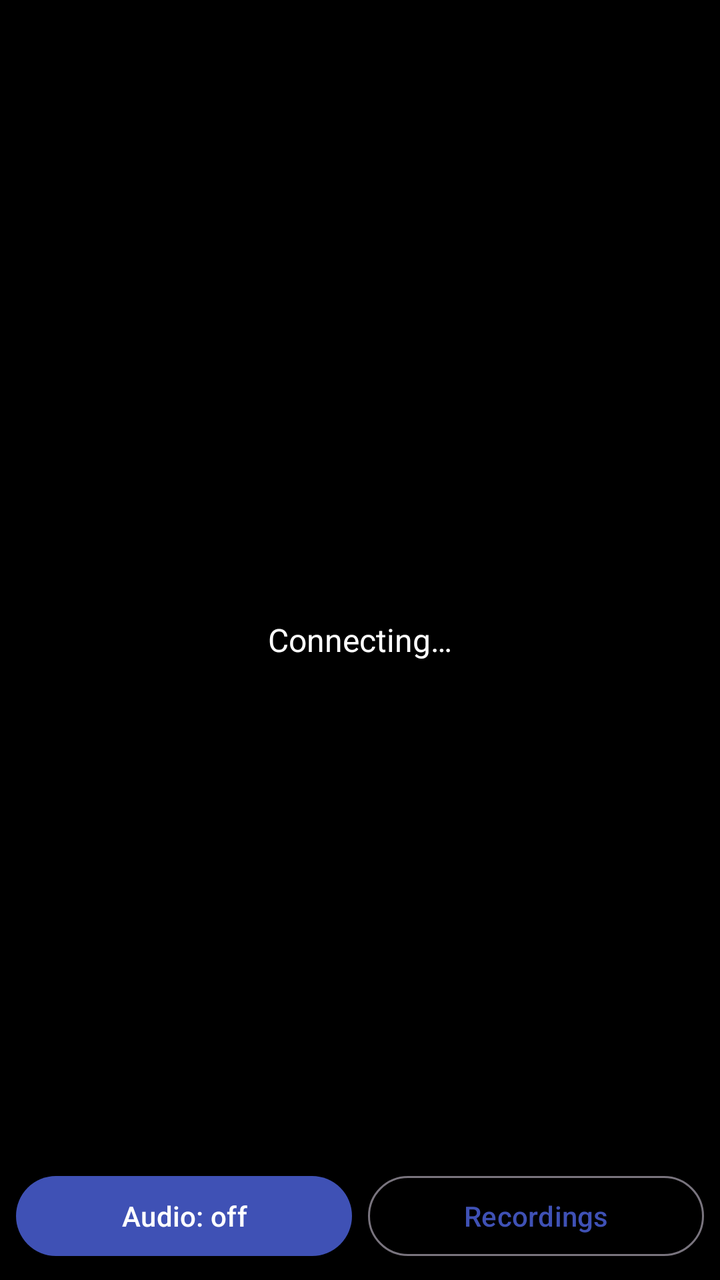
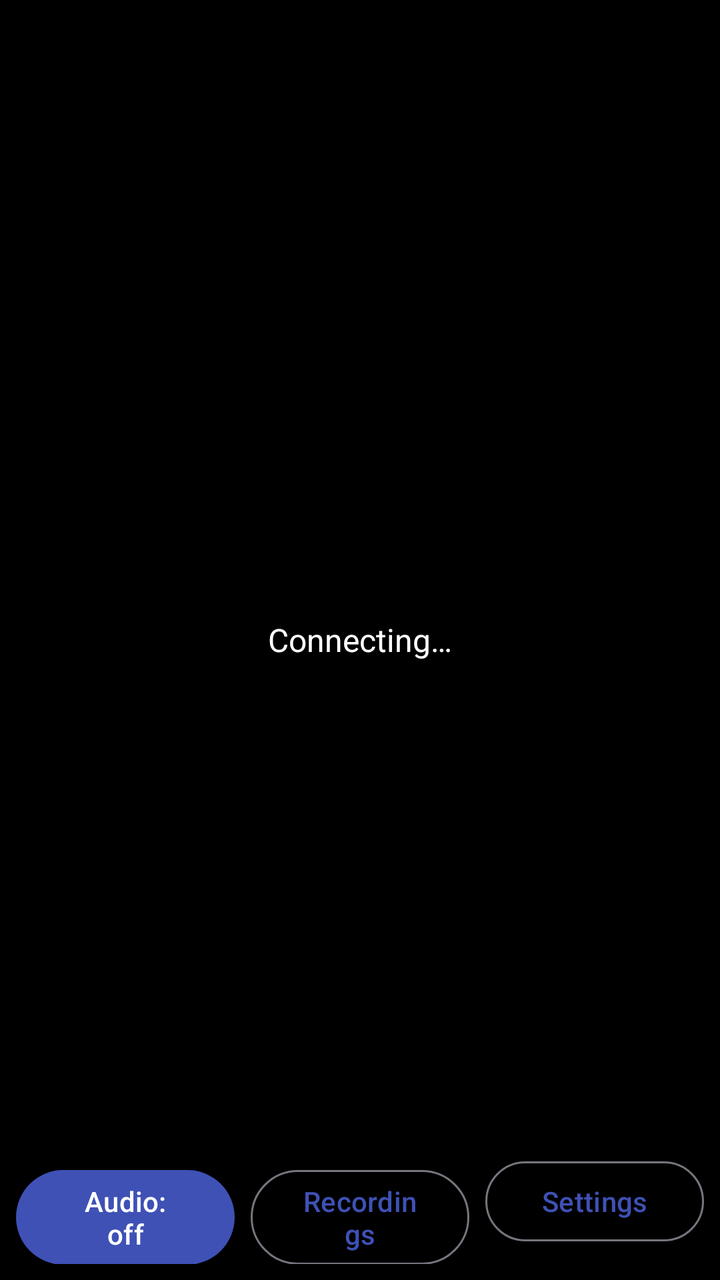

Compare the two renders of this Android layout. The source of the first and the diff that turns it into the second are given below.
<!-- AndroidManifest.xml: application theme Theme.HomeCamViewer -->
<!-- res/layout/activity_viewer.xml -->
<?xml version="1.0" encoding="utf-8"?>
<FrameLayout xmlns:android="http://schemas.android.com/apk/res/android"
    android:layout_width="match_parent"
    android:layout_height="match_parent"
    android:background="#000000">

    <ImageView
        android:id="@+id/image"
        android:layout_width="match_parent"
        android:layout_height="match_parent"
        android:contentDescription="@string/app_name"
        android:scaleType="fitCenter" />

    <TextView
        android:id="@+id/status"
        android:layout_width="wrap_content"
        android:layout_height="wrap_content"
        android:layout_gravity="center"
        android:gravity="center"
        android:padding="16dp"
        android:text="@string/connecting"
        android:textColor="#FFFFFF"
        android:textSize="16sp" />

    <LinearLayout
        android:layout_width="match_parent"
        android:layout_height="wrap_content"
        android:layout_gravity="bottom"
        android:background="#66000000"
        android:orientation="horizontal"
        android:padding="8dp">

        <Button
            android:id="@+id/audioBtn"
            android:layout_width="0dp"
            android:layout_height="wrap_content"
            android:layout_marginEnd="8dp"
            android:layout_weight="1"
            android:text="@string/audio_off" />

        <Button
            android:id="@+id/recordingsBtn"
            style="@style/Widget.Material3.Button.OutlinedButton"
            android:layout_width="0dp"
            android:layout_height="wrap_content"
            android:layout_weight="1"
            android:text="@string/recordings" />
    </LinearLayout>
</FrameLayout>
<!-- resources referenced by this layout -->
<resources>
  <string name="app_name">HomeCam Viewer</string>
  <string name="audio_off">Audio: off</string>
  <string name="connecting">Connecting…</string>
  <string name="recordings">Recordings</string>
  <style name="Theme.HomeCamViewer" parent="Theme.Material3.DayNight.NoActionBar">
          <item name="colorPrimary">@color/indigo</item>
          <item name="colorPrimaryContainer">@color/indigo_light</item>
          <item name="android:statusBarColor" tools:targetApi="l">@color/indigo</item>
      </style>
  <color name="indigo">#3F51B5</color>
  <color name="indigo_light">#7986CB</color>
</resources>

<!-- the commit's change to res/layout/activity_viewer.xml (unified diff, before → after) -->
@@ -22,6 +22,23 @@
         android:textColor="#FFFFFF"
         android:textSize="16sp" />
 
+    <TextView
+        android:id="@+id/motionBadge"
+        android:layout_width="wrap_content"
+        android:layout_height="wrap_content"
+        android:layout_gravity="top|start"
+        android:layout_margin="12dp"
+        android:background="#CCD32F2F"
+        android:paddingStart="10dp"
+        android:paddingTop="4dp"
+        android:paddingEnd="10dp"
+        android:paddingBottom="4dp"
+        android:text="@string/motion_badge"
+        android:textColor="#FFFFFF"
+        android:textSize="14sp"
+        android:textStyle="bold"
+        android:visibility="gone" />
+
     <LinearLayout
         android:layout_width="match_parent"
         android:layout_height="wrap_content"
@@ -43,7 +60,16 @@
             style="@style/Widget.Material3.Button.OutlinedButton"
             android:layout_width="0dp"
             android:layout_height="wrap_content"
+            android:layout_marginEnd="8dp"
             android:layout_weight="1"
             android:text="@string/recordings" />
+
+        <Button
+            android:id="@+id/controlsBtn"
+            style="@style/Widget.Material3.Button.OutlinedButton"
+            android:layout_width="0dp"
+            android:layout_height="wrap_content"
+            android:layout_weight="1"
+            android:text="@string/settings_short" />
     </LinearLayout>
 </FrameLayout>
<!-- resource entries referenced after the edit -->
@@ -3,7 +3,9 @@
   <string name="app_name">HomeCam Viewer</string>
   <string name="audio_off">Audio: off</string>
   <string name="connecting">Connecting…</string>
+  <string name="motion_badge">● Motion</string>
   <string name="recordings">Recordings</string>
+  <string name="settings_short">Settings</string>
   <style name="Theme.HomeCamViewer" parent="Theme.Material3.DayNight.NoActionBar">
           <item name="colorPrimary">@color/indigo</item>
           <item name="colorPrimaryContainer">@color/indigo_light</item>
